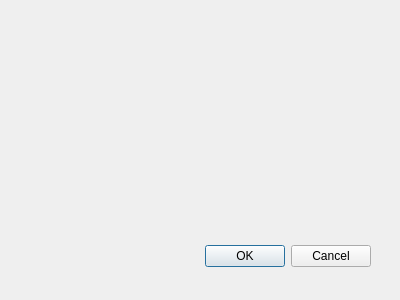
Above: videoeffectdialog.ui from kripton/jukuzregie before the change. Below: the same form after it.
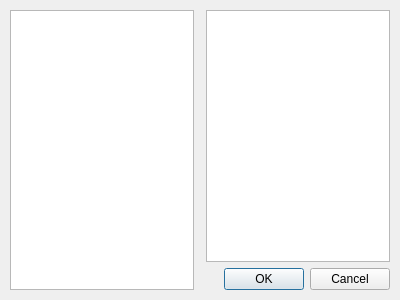
That is the form after the change.

```diff
--- a/videoeffectdialog.ui
+++ b/videoeffectdialog.ui
@@ -15,21 +15,33 @@
   <property name="windowTitle">
    <string>Dialog</string>
   </property>
-  <widget class="QDialogButtonBox" name="buttonBox">
+  <widget class="QWidget" name="gridLayoutWidget">
    <property name="geometry">
     <rect>
-     <x>30</x>
-     <y>240</y>
-     <width>341</width>
-     <height>32</height>
+     <x>10</x>
+     <y>10</y>
+     <width>380</width>
+     <height>280</height>
     </rect>
    </property>
-   <property name="orientation">
-    <enum>Qt::Horizontal</enum>
-   </property>
-   <property name="standardButtons">
-    <set>QDialogButtonBox::Cancel|QDialogButtonBox::Ok</set>
-   </property>
+   <layout class="QGridLayout" name="gridLayout">
+    <item row="0" column="0" rowspan="2">
+     <widget class="QListWidget" name="camListWidget"/>
+    </item>
+    <item row="1" column="1" colspan="2">
+     <widget class="QDialogButtonBox" name="buttonBox">
+      <property name="orientation">
+       <enum>Qt::Horizontal</enum>
+      </property>
+      <property name="standardButtons">
+       <set>QDialogButtonBox::Cancel|QDialogButtonBox::Ok</set>
+      </property>
+     </widget>
+    </item>
+    <item row="0" column="2">
+     <widget class="QListWidget" name="effectListWidget"/>
+    </item>
+   </layout>
   </widget>
  </widget>
  <pixmapfunction/>
```
Left out of the diff: 5 changed lines with no effect on the pictures.
